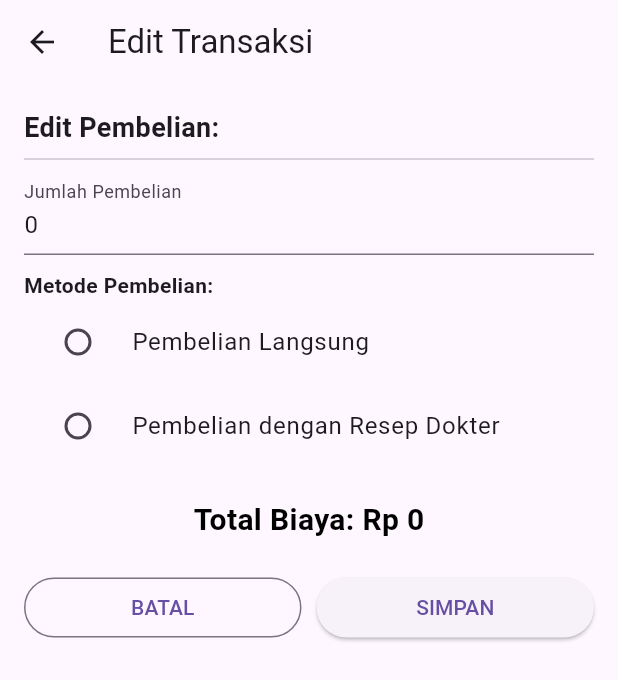
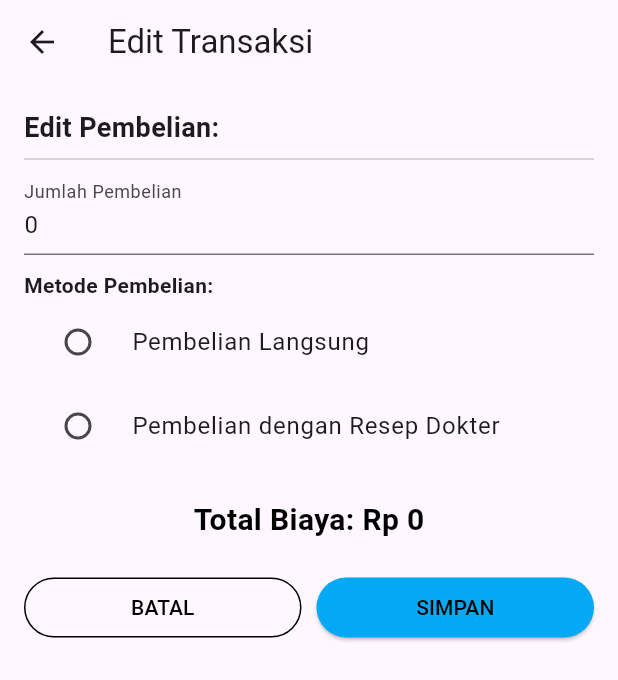
Before and after one commit to Andree75/utspam_c4_if5a_0004, a Flutter app: the DetailTransactionPage screen opened directly with empty values, after a tap on "Edit", on a phone screen of 412 x 824 dp. Shown: the top 680 px of the screen. Run offline on Flutter 3.47's test engine with Material 3 defaults, Android fonts, the phone set to English and light mode, and no system bars; our stand-ins replace sqflite, sqflite_common_ffi; accounts and stored records are empty.

Commit message:
commit23

```diff
--- a/lib/views/detail_transaction_page.dart
+++ b/lib/views/detail_transaction_page.dart
@@ -95,7 +95,7 @@ class _DetailTransactionPageState extends State<DetailTransactionPage> {
                     style: const TextStyle(
                       fontSize: 24,
                       fontWeight: FontWeight.bold,
-                      color: Colors.teal,
+                      color: Colors.blueGrey,
                     ),
                   ),
                 ),
@@ -117,7 +117,7 @@ class _DetailTransactionPageState extends State<DetailTransactionPage> {
                 const SizedBox(height: 20),
                 Container(
                   padding: const EdgeInsets.all(10),
-                  color: Colors.blue[50],
+                  color: Colors.deepOrange[50],
                   child: Row(
                     mainAxisAlignment: MainAxisAlignment.spaceBetween,
                     children: [
@@ -130,7 +130,7 @@ class _DetailTransactionPageState extends State<DetailTransactionPage> {
                         style: const TextStyle(
                           fontWeight: FontWeight.bold,
                           fontSize: 18,
-                          color: Colors.blue,
+                          color: Colors.black,
                         ),
                       ),
                     ],
@@ -159,6 +159,9 @@ class _DetailTransactionPageState extends State<DetailTransactionPage> {
                         icon: const Icon(Icons.edit),
                         label: const Text("Edit"),
                         onPressed: _editTransaction,
+                        style: ElevatedButton.styleFrom(
+                          backgroundColor: Colors.yellowAccent,
+                        ),
                       ),
                     ),
                   ],
@@ -177,8 +180,8 @@ class _DetailTransactionPageState extends State<DetailTransactionPage> {
       child: Row(
         mainAxisAlignment: MainAxisAlignment.spaceBetween,
         children: [
-          Text(label, style: const TextStyle(color: Colors.grey)),
-          Text(value, style: const TextStyle(fontWeight: FontWeight.w500)),
+          Text(label, style: const TextStyle(color: Colors.black)),
+          Text(value, style: const TextStyle(fontWeight: FontWeight.bold)),
         ],
       ),
     );
--- a/lib/views/edit_transaction_page.dart
+++ b/lib/views/edit_transaction_page.dart
@@ -166,14 +166,26 @@ class _EditTransactionPageState extends State<EditTransactionPage> {
                   Expanded(
                     child: OutlinedButton(
                       onPressed: () => Navigator.pop(context),
-                      child: const Text("BATAL"),
+                      style: OutlinedButton.styleFrom(
+                        side: const BorderSide(color: Colors.black),
+                      ),
+                      child: const Text(
+                        "BATAL",
+                        style: TextStyle(color: Colors.black),
+                      ),
                     ),
                   ),
                   const SizedBox(width: 10),
                   Expanded(
                     child: ElevatedButton(
                       onPressed: _saveChanges,
-                      child: const Text("SIMPAN"),
+                      style: ElevatedButton.styleFrom(
+                        backgroundColor: Colors.lightBlue,
+                      ),
+                      child: const Text(
+                        "SIMPAN",
+                        style: TextStyle(color: Colors.black),
+                      ),
                     ),
                   ),
                 ],
--- a/lib/views/purchase_page.dart
+++ b/lib/views/purchase_page.dart
@@ -185,9 +185,13 @@ class _PurchasePageState extends State<PurchasePage> {
               ElevatedButton(
                 onPressed: _submitTransaction,
                 style: ElevatedButton.styleFrom(
+                  backgroundColor: Colors.yellow,
                   minimumSize: const Size.fromHeight(50),
                 ),
-                child: const Text("KONFIRMASI PEMBELIAN"),
+                child: const Text(
+                  "KONFIRMASI PEMBELIAN",
+                  style: TextStyle(color: Color.fromARGB(255, 0, 0, 0)),
+                ),
               ),
             ],
           ),
--- a/pubspec.yaml
+++ b/pubspec.yaml
@@ -21,3 +21,6 @@ dev_dependencies:
 
 flutter:
   uses-material-design: true
+
+  assets:
+    - assets/
```
Also changed, not shown: lib/views/history_page.dart (+8 -4 lines), lib/views/home_page.dart (+19 -9 lines), assets/Amoxicillin.jpg (added), assets/Betadine.png (added), assets/Paracetamol.jpg (added), assets/Vitamin C.jpg (added).
